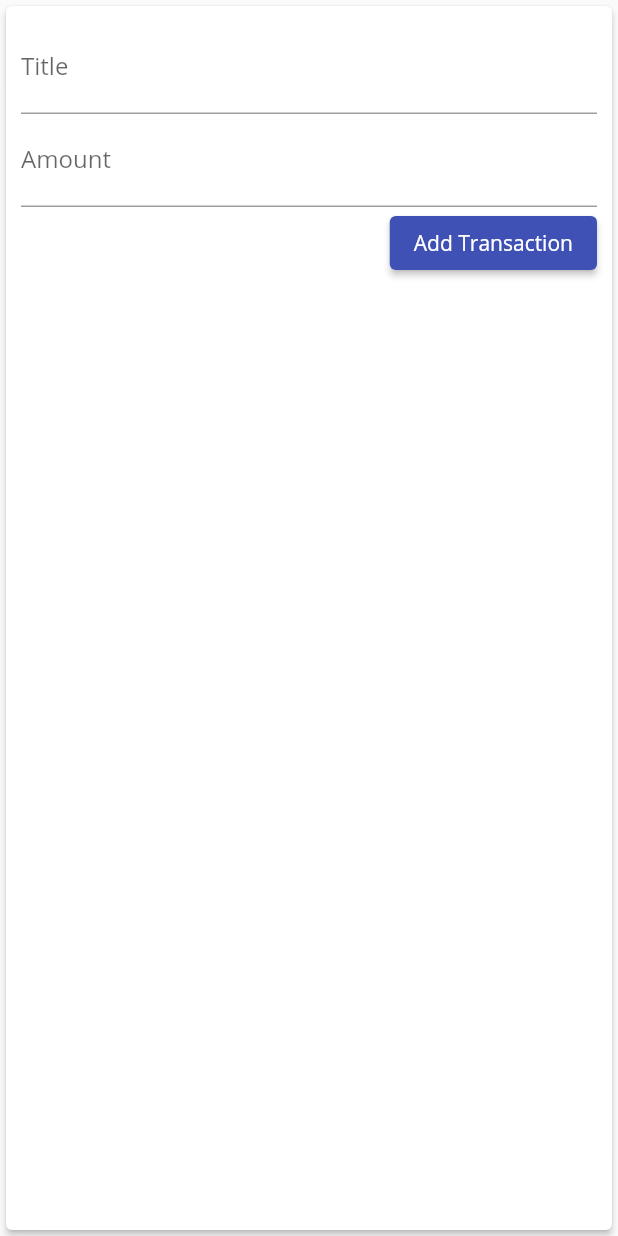
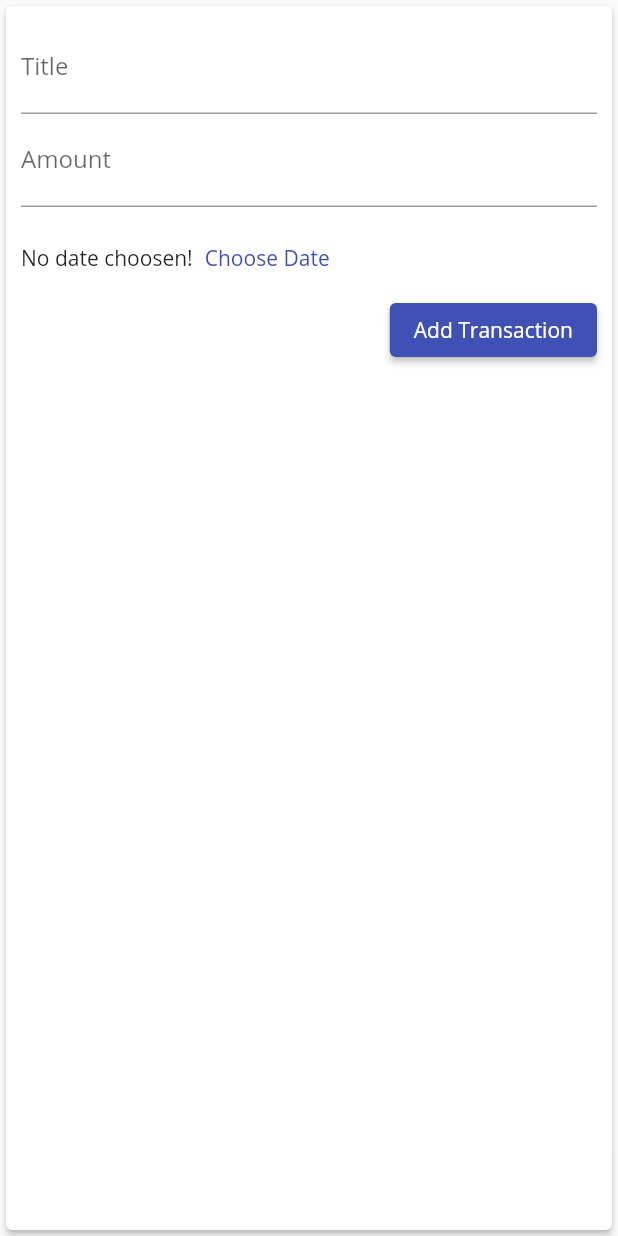
Before and after one commit to wasibhussain/Expense-Planner-App-Flutter, a Flutter app: the NewTransaction widget shown alone on an empty page, opened directly with empty values, after a tap on "Add Transaction", on a phone screen of 412 x 824 dp. Run offline on Flutter 3.47's test engine with Material 2 defaults, Android fonts, the phone set to English and light mode, and no system bars.

Commit message:
third commit

```diff
--- a/lib/widgets/new_transactoin.dart
+++ b/lib/widgets/new_transactoin.dart
@@ -1,4 +1,5 @@
 import 'package:flutter/material.dart';
+import 'package:intl/intl.dart';
 
 class NewTransaction extends StatefulWidget {
   final Function addTx;
@@ -9,20 +10,38 @@ class NewTransaction extends StatefulWidget {
 }
 
 class _NewTransactionState extends State<NewTransaction> {
+  DateTime? choosenDate;
   void submitData() {
+    if(amountController.text.isEmpty){
+      return;
+    }
     final enteredTitle = titleController.text;
     final enteredAmount = double.parse(amountController.text);
 
-    if (enteredTitle.isEmpty || enteredAmount <= 0) {
+    if (enteredTitle.isEmpty || enteredAmount <= 0 || choosenDate==null) {
       return;
     }
-    widget.addTx(enteredTitle, enteredAmount);
+    widget.addTx(enteredTitle, enteredAmount, choosenDate);
     Navigator.of(context).pop();
   }
 
   final titleController = TextEditingController();
 
   final amountController = TextEditingController();
+
+  _selectDate(){
+    showDatePicker(context: context, initialDate: DateTime.now(), firstDate: DateTime(2019), lastDate: DateTime.now()).then((pickedDate){
+      if(pickedDate==null){
+        return;
+      }
+       setState(() {
+       choosenDate = pickedDate ;
+    });
+    });
+
+  }
+
+
 
   @override
   Widget build(BuildContext context) {
@@ -42,9 +61,18 @@ class _NewTransactionState extends State<NewTransaction> {
               keyboardType: TextInputType.number,
               decoration: InputDecoration(labelText: 'Amount'),
             ),
+            SizedBox(height: 10),
+            Row(
+              children: [
+                Text(choosenDate==null? 'No date choosen!' : DateFormat.yMd().format(choosenDate!)),
+                TextButton(onPressed: _selectDate, child: Text('Choose Date'))
+              ],
+
+            ),
             ElevatedButton(
                 onPressed: submitData, child: const Text('Add Transaction'))
           ],
+
         ),
       ),
     );
--- a/lib/widgets/transaction_list.dart
+++ b/lib/widgets/transaction_list.dart
@@ -5,7 +5,8 @@ import '../models/transaction.dart';
 
 class TransactionList extends StatelessWidget {
   final List<Transaction> transaction;
-  TransactionList(this.transaction);
+  final Function deleteTx;
+  TransactionList(this.transaction, this.deleteTx);
   @override
   Widget build(BuildContext context) {
     return Container(
@@ -15,7 +16,7 @@ class TransactionList extends StatelessWidget {
         itemCount: transaction.length,
         itemBuilder: ((context, index) {
           return Card(
-            margin: EdgeInsets.symmetric(vertical: 8, horizontal: 8),
+            margin: const EdgeInsets.symmetric(vertical: 8, horizontal: 8),
             elevation: 5,
             child: ListTile(
               leading: CircleAvatar(
@@ -30,6 +31,7 @@ class TransactionList extends StatelessWidget {
               title: Text(transaction[index].title),
               subtitle:
                   Text(DateFormat.yMMMMd().format(transaction[index].date)),
+                  trailing: IconButton(onPressed: () => deleteTx(transaction[index].id), icon: Icon(Icons.delete, color: Theme.of(context).errorColor,)),
             ),
           );
         }),
```
Also changed, not shown: lib/homePage.dart (+12 -4 lines).
